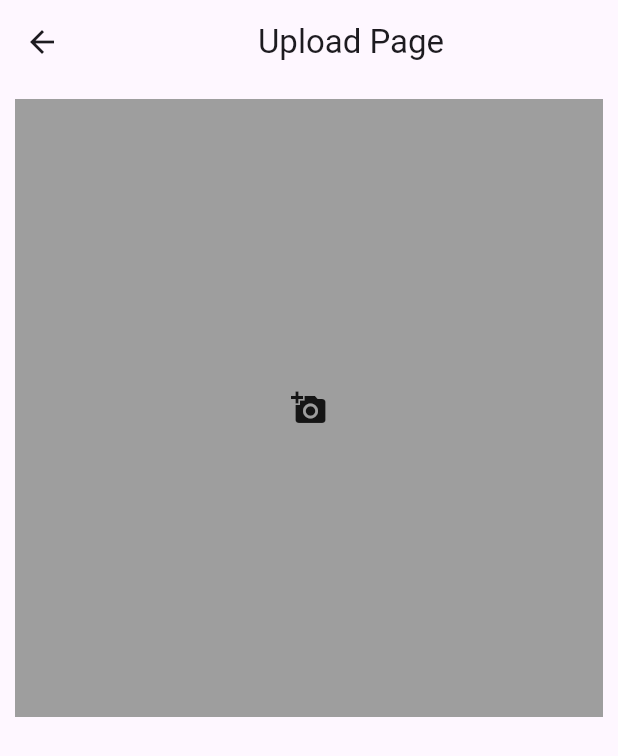
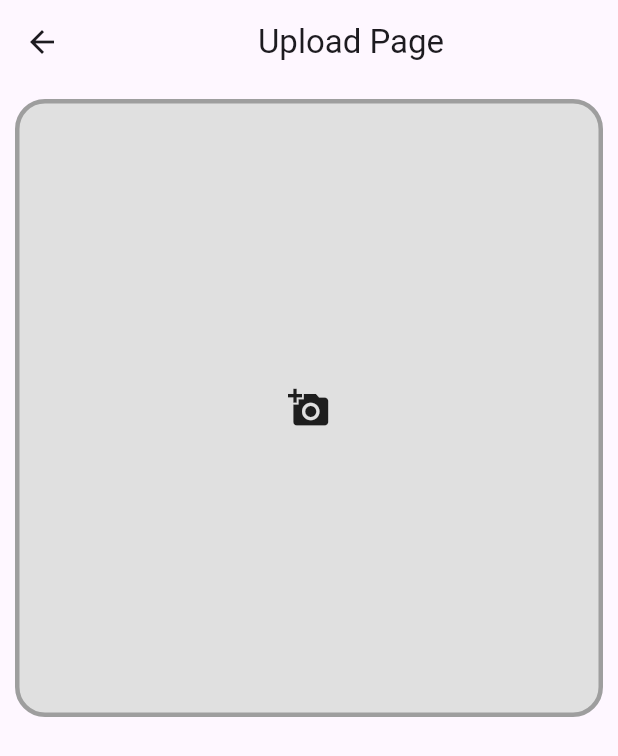
Before and after one commit to Ali-Hadi-Saker/Scout-AI-Flutter, a Flutter app: the UploadItemScreen screen opened by its route, on a phone screen of 412 x 824 dp. Shown: the top 756 px of the screen. Run offline on Flutter 3.47's test engine with Material 3 defaults, Android fonts, the phone set to English and light mode, and no system bars.

Commit message:
updated upload image erea

```diff
--- a/scout_ai/lib/screens/uploadItem.dart
+++ b/scout_ai/lib/screens/uploadItem.dart
@@ -26,10 +26,13 @@ class _UploadItemScreenState extends State<UploadItemScreen> {
               height: MediaQuery.of(context).size.width,
               width: MediaQuery.of(context).size.width,
               decoration: BoxDecoration(
-                color: Colors.grey
+                borderRadius: BorderRadius.circular(20),
+                color: Colors.grey[300],
+                border: Border.all(color: Colors.grey, width: 3)
               ),
               child: Center(
-                child: Icon(Icons.add_a_photo),
+                child: Icon(Icons.add_a_photo, size: 28,),
+
               ),
 
             )
```
